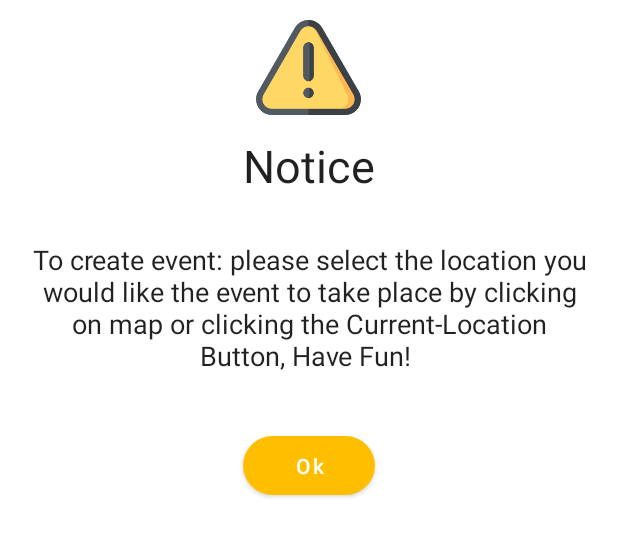
After one commit to Omrishoham/FindPlayers, an Android app: the layout instruction_dialog.xml on its own in the app's theme, with its tools: preview values and no code run, on a phone screen of 412 x 824 dp. The commit adds this screen. Shown: the top 537 px of the screen. Run offline under Robolectric (Android 15) with nearby library versions, the phone set to English and light mode, and no system bars.

Commit message:
adding instruction dialog and fix create markers func

```diff
--- a/app/src/main/res/anim/rotate.xml
+++ b/app/src/main/res/anim/rotate.xml
@@ -3,9 +3,9 @@
         android:toDegrees="360"
         android:pivotX="50%"
         android:pivotY="50%"
-        android:duration="600"
+        android:duration="400"
+        android:repeatCount="4"
         android:repeatMode="restart"
-        android:repeatCount="infinite"
         android:interpolator="@android:anim/cycle_interpolator"/>
 
 </set>
--- /dev/null
+++ b/app/src/main/res/layout/instruction_dialog.xml
@@ -0,0 +1,53 @@
+<?xml version="1.0" encoding="utf-8"?>
+<RelativeLayout xmlns:android="http://schemas.android.com/apk/res/android"
+    xmlns:app="http://schemas.android.com/apk/res-auto"
+    android:layout_width="match_parent"
+    android:layout_height="wrap_content">
+
+    <ImageView
+        android:id="@+id/warning_dialog_icon"
+        android:layout_width="70dp"
+        android:layout_height="70dp"
+        android:layout_marginTop="10dp"
+        android:layout_centerHorizontal="true"
+        android:src="@drawable/warning"/>
+
+    <TextView
+        android:id="@+id/warning_title_tv"
+        android:layout_width="wrap_content"
+        android:layout_height="wrap_content"
+        android:layout_below="@id/warning_dialog_icon"
+        android:layout_centerHorizontal="true"
+        android:layout_marginTop="10dp"
+        android:paddingHorizontal="10dp"
+        android:gravity="center"
+        style="@style/TextAppearance.AppCompat.Body1"
+        android:text="Notice"
+        android:textSize="30sp" />
+
+    <TextView
+        android:id="@+id/warning_body_tv"
+        android:layout_width="wrap_content"
+        android:layout_height="wrap_content"
+        android:layout_below="@id/warning_title_tv"
+        android:layout_centerHorizontal="true"
+        android:layout_marginTop="10dp"
+        android:padding="20dp"
+        style="@style/TextAppearance.AppCompat.Body1"
+        android:gravity="center"
+        android:text="To create event: please select the location you would like the event to take place by clicking on map or clicking the Current-Location Button, Have Fun! "
+        android:textSize="18sp" />
+
+    <com.google.android.material.button.MaterialButton
+        android:id="@+id/warning_dialog_close_btn"
+        android:layout_width="wrap_content"
+        android:layout_height="wrap_content"
+        android:layout_below="@id/warning_body_tv"
+        android:layout_centerHorizontal="true"
+        android:layout_marginVertical="15dp"
+        android:paddingVertical="10dp"
+        android:text="Ok"
+        android:textAllCaps="false"
+        app:backgroundTint="#FFBF00"
+        app:cornerRadius="40dp" />
+</RelativeLayout>
```
Also changed, not shown: app/src/main/java/com/example/findplayers/activities/MainMapActivity.java (+34 -1 lines), app/src/main/res/layout/main_map.xml (+11 -5 lines), app/src/main/res/drawable/warning.png (added).
